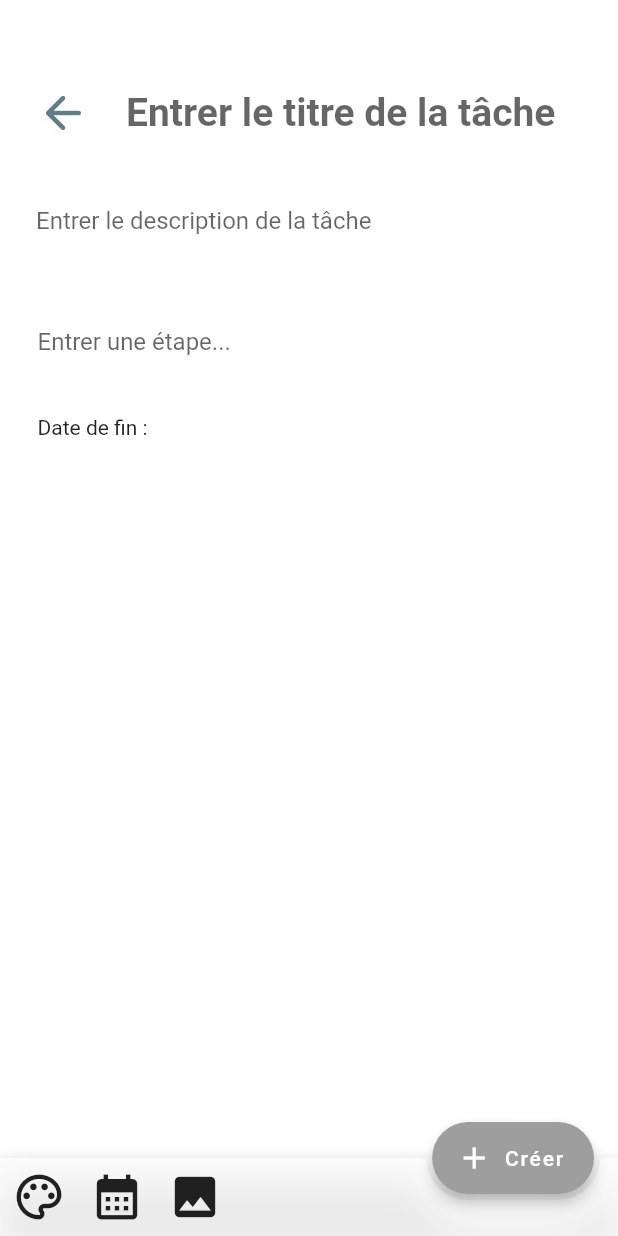
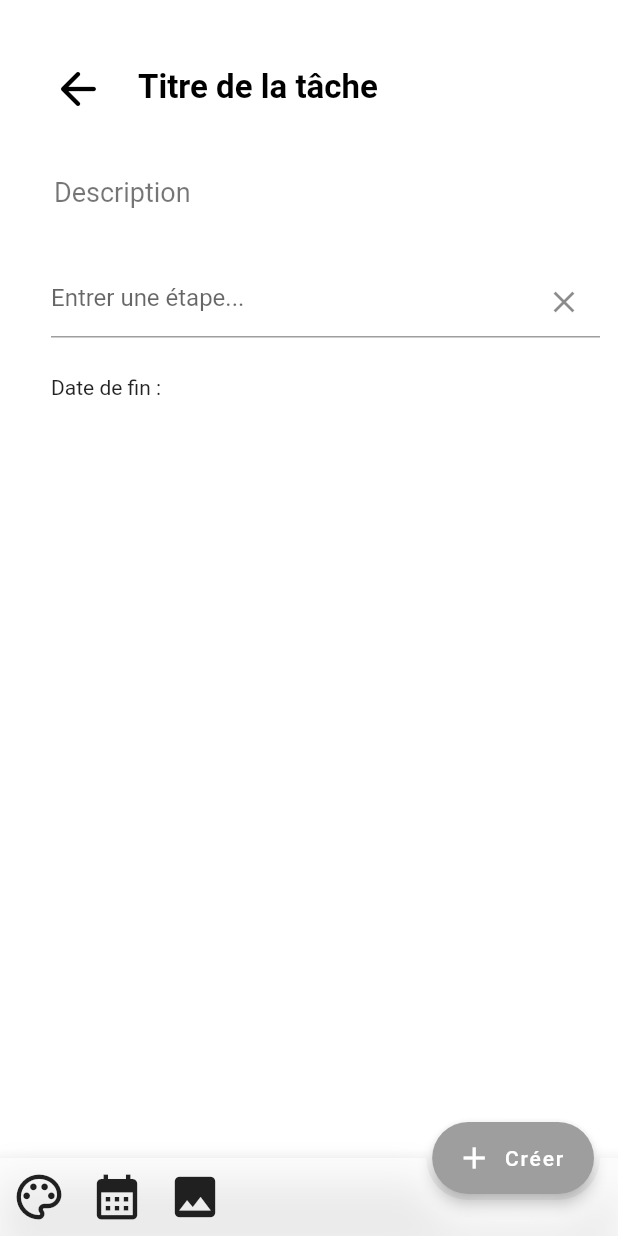
Before and after one commit to arturribeiro10/projetflutter_nam, a Flutter app: the NewTaskPage screen opened directly, on a phone screen of 412 x 824 dp. Run offline on Flutter 3.47's test engine with Material 2 defaults, Android fonts, the phone set to English and light mode, and no system bars; our stand-ins replace cloud_firestore, firebase_core, flutter_colorpicker, image_picker; accounts and stored records are empty.

Commit message:
NewTaskpage : design titre tache, description, entrer une étape

```diff
--- a/lib/screens/homepage.dart
+++ b/lib/screens/homepage.dart
@@ -130,11 +130,11 @@ class _HomepageState extends State<Homepage> {
 
 class CustomSearchDelegate extends SearchDelegate {
   List<String> searchTerms = [
-    'Mangue',
-    'Kiwi',
-    'Fraise',
-    'Pomme',
-    'Ananas'
+    'Travail',
+    'Personnel',
+    'Urgent',
+    'Important',
+    'Vacances'
   ];
 
   @override
--- a/lib/screens/newtaskpage.dart
+++ b/lib/screens/newtaskpage.dart
@@ -99,11 +99,11 @@ class _NewTaskPageState extends State<NewTaskPage> {
             child: Stack(
                 children: [
                   Padding(
-                    padding: const EdgeInsets.only(
-                        top:10
+                    padding: const EdgeInsets.symmetric(
+                      vertical: 10.0,
+                      horizontal: 12.0,
                     ),
-                  ),
-                  ListView(
+                  child : ListView(
                     children: [
                       imageUser != null
                           ? Image.memory(
@@ -112,21 +112,20 @@ class _NewTaskPageState extends State<NewTaskPage> {
                         height: 275,
                       )
                           : Text(''),
-                      Padding(
-                        padding: const EdgeInsets.only(
-                          top: 17.0,
-                          bottom: 6.0,),
-                        child: Row(
+                        Row(
                           children: [
                             GestureDetector(
                               onTap: () {
                                 Navigator.pop(context);
                               },
                               child: const Padding(
-                                padding: EdgeInsets.all(24.0),
+                                padding: EdgeInsets.only(
+                                    left: 22.0,
+                                  right: 10.0,
+                                ),
                                 child: Icon(
                                   Icons.arrow_back_rounded,
-                                  color: Colors.blueGrey,
+                                  color: Colors.black,
                                   size: 36.0,
                                 ),
                               ),
@@ -137,23 +136,38 @@ class _NewTaskPageState extends State<NewTaskPage> {
                                     print("Titre de la tâche: $value");
                                   },
                                   decoration: InputDecoration(
-                                    hintText: "Entrer le titre de la tâche",
-                                    border: InputBorder.none,
-                                  ),
+                                    labelText: "Titre de la tâche",
+                                    hintText: "Entrer le titre de la tâche...",
+                                    hintStyle: TextStyle(
+                                      fontSize: 18.0
+                                    ),
+                                    labelStyle: TextStyle(
+                                      color: Colors.black
+                                    ),
+                                    enabledBorder: OutlineInputBorder(
+                                      borderSide: const BorderSide(color: Colors.transparent, width: 2.0),
+                                      borderRadius: BorderRadius.circular(25.0),
+                                    ),
+                                    focusedBorder: OutlineInputBorder(
+                                  borderSide: const BorderSide(width: 2, color: Colors.black54),
+                                  borderRadius: BorderRadius.circular(15),
+                                )),
                                   controller: controllerTitle,
                                   style: TextStyle(
-                                    fontSize: 26.0,
+                                    fontSize: 22.0,
                                     fontWeight: FontWeight.bold,
-                                    color: Colors.blueGrey,
+                                    color: Colors.black,
                                   ),
                                 )
                             )
                           ],
                         ),
-                      ),
                       Padding(
                         padding: EdgeInsets.only(
+                          top: 8.0,
                           bottom: 8.0,
+                          right: 10.0,
+                          left: 12.0,
                         ),
                         child: TextField(
                           onSubmitted: (desc){
@@ -161,19 +175,27 @@ class _NewTaskPageState extends State<NewTaskPage> {
                           },
                           controller: controllerDescription,
                           decoration: InputDecoration(
-                              hintText: "Entrer le description de la tâche",
-                              border: InputBorder.none,
-                              contentPadding: EdgeInsets.symmetric(
-                                horizontal: 24.0,
-                              )),
+                            labelText: "Description",
+                              hintText: "Entrer la description de la tâche...",
+                            labelStyle: TextStyle(
+                                color: Colors.black54,
+                              fontSize: 18.0
+                            ),
+                            enabledBorder: OutlineInputBorder(
+                              borderSide: const BorderSide(color: Colors.transparent, width: 2.0),
+                              borderRadius: BorderRadius.circular(25.0),
+                            ),
+                            focusedBorder: OutlineInputBorder(
+                              borderSide: const BorderSide(width: 2, color: Colors.black54),
+                              borderRadius: BorderRadius.circular(15),
+                            ),
+                              ),
                         ),
                       ),
                       Column(
                         children: [
                           Padding(
-                            padding: const EdgeInsets.symmetric(
-                              horizontal: 24.0,
-                            ),
+                            padding: const EdgeInsets.all(0.0),
                           ),
                           todolist != null ? ListView(
                             shrinkWrap: true,
@@ -191,26 +213,32 @@ class _NewTaskPageState extends State<NewTaskPage> {
                           ) : Container(),
                           Padding(
                             padding: const EdgeInsets.only(
-                              left: 25,
-                              top: 25,
+                              left: 22,
+                              top: 10,
                             ),
                             child: TextField(
                               decoration: InputDecoration(
                                 hintText: "Entrer une étape...",
-                                border: InputBorder.none,
-                              ),
+                                focusedBorder: UnderlineInputBorder(
+                                  borderSide: BorderSide(color: Colors.grey),
+                                ),
+                                suffixIcon: IconButton(     // Icon to
+                                  icon: Icon(Icons.clear), // clear text
+                                  onPressed: clearText,
+                                )),
                               controller: controllerEtape,
                               onSubmitted: (String text) {
                                 setState(() {
                                   todolist?.add({"etape": text, "isdone": false});
                                 });
+                                clearText();
                               },
 
                             ),
                           ),
                           Padding(
                             padding: const EdgeInsets.only(
-                              left: 25,
+                              left: 22,
                               top: 25,
                             ),
                             child: Row(
@@ -229,7 +257,7 @@ class _NewTaskPageState extends State<NewTaskPage> {
                       )
                     ],
                   ),
-                ]),
+                  )]),
           ),
         ),
         floatingActionButton: FloatingActionButton.extended(
@@ -396,7 +424,11 @@ class _NewTaskPageState extends State<NewTaskPage> {
     }
     return base64Decode(base64);
   }
+  void clearText() {
+    controllerEtape.clear();
+  }
 }
+
 
 /*
  * Author : Nicolas
```
Also changed, not shown: pubspec.lock.
